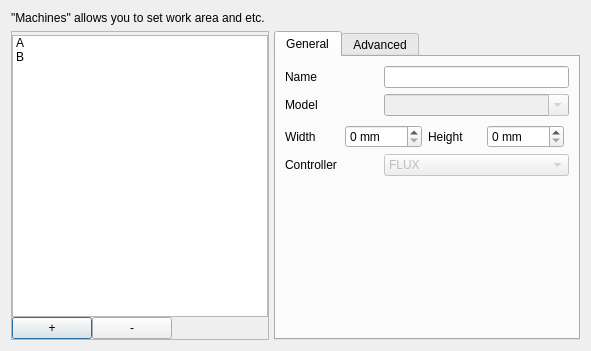
This is src/windows/machine-manager.ui in flux3dp/swiftray as Qt 5 draws it before an edit. The edited form follows.
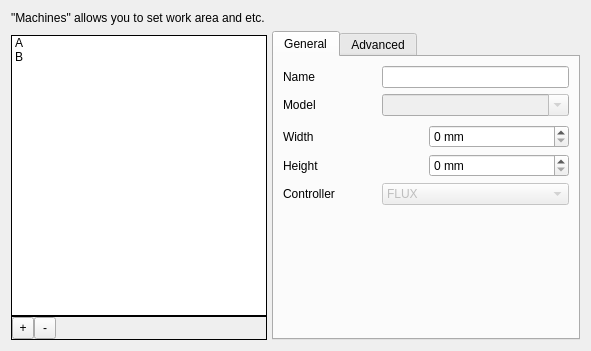
This is the edited form.

The edit to the form file:
```diff
--- a/src/windows/machine-manager.ui
+++ b/src/windows/machine-manager.ui
@@ -45,7 +45,7 @@
      <item>
       <widget class="QFrame" name="frame_2">
        <property name="frameShape">
-        <enum>QFrame::StyledPanel</enum>
+        <enum>QFrame::NoFrame</enum>
        </property>
        <property name="frameShadow">
         <enum>QFrame::Raised</enum>
@@ -58,7 +58,7 @@
          <number>0</number>
         </property>
         <property name="topMargin">
-         <number>3</number>
+         <number>4</number>
         </property>
         <property name="rightMargin">
          <number>0</number>
@@ -74,6 +74,12 @@
             <verstretch>0</verstretch>
            </sizepolicy>
           </property>
+          <property name="frameShape">
+           <enum>QFrame::Panel</enum>
+          </property>
+          <property name="frameShadow">
+           <enum>QFrame::Plain</enum>
+          </property>
           <item>
            <property name="text">
             <string>A</string>
@@ -87,14 +93,33 @@
          </widget>
         </item>
         <item>
-         <layout class="QHBoxLayout" name="horizontalLayout_3">
+         <widget class="QFrame" name="machineListControl">
+          <property name="frameShape">
+           <enum>QFrame::Panel</enum>
+          </property>
+          <layout class="QHBoxLayout" name="machineListControllayout">
+           <property name="spacing">
+            <number>0</number>
+           </property>
+           <property name="leftMargin">
+            <number>0</number>
+           </property>
           <property name="topMargin">
            <number>0</number>
           </property>
+           <property name="rightMargin">
+            <number>0</number>
+           </property>
+           <property name="bottomMargin">
+            <number>0</number>
+           </property>
           <item>
-           <widget class="QPushButton" name="addBtn">
-            <property name="focusPolicy">
-             <enum>Qt::StrongFocus</enum>
+            <widget class="QToolButton" name="addBtn">
+             <property name="minimumSize">
+              <size>
+               <width>22</width>
+               <height>22</height>
+              </size>
             </property>
             <property name="text">
              <string>+</string>
@@ -102,7 +127,13 @@
            </widget>
           </item>
           <item>
-           <widget class="QPushButton" name="removeBtn">
+            <widget class="QToolButton" name="removeBtn">
+             <property name="minimumSize">
+              <size>
+               <width>22</width>
+               <height>22</height>
+              </size>
+             </property>
             <property name="text">
              <string>-</string>
             </property>
@@ -122,6 +153,7 @@
            </spacer>
           </item>
          </layout>
+         </widget>
         </item>
        </layout>
       </widget>
@@ -145,7 +177,7 @@
          <item>
           <layout class="QHBoxLayout" name="horizontalLayout_4">
            <item>
-            <widget class="QLabel" name="label_2">
+            <widget class="QLabel" name="nameLabel">
              <property name="sizePolicy">
               <sizepolicy hsizetype="Expanding" vsizetype="Preferred">
                <horstretch>1</horstretch>
@@ -175,7 +207,7 @@
             <number>3</number>
            </property>
            <item>
-            <widget class="QLabel" name="label_5">
+            <widget class="QLabel" name="modelLabel">
              <property name="sizePolicy">
               <sizepolicy hsizetype="Expanding" vsizetype="Preferred">
                <horstretch>1</horstretch>
@@ -208,10 +240,10 @@
          <item>
           <layout class="QHBoxLayout" name="horizontalLayout_5">
            <property name="rightMargin">
-            <number>5</number>
+            <number>0</number>
            </property>
            <item>
-            <widget class="QLabel" name="label_3">
+            <widget class="QLabel" name="widthLabel">
              <property name="text">
               <string>Width</string>
              </property>
@@ -227,8 +259,15 @@
              </property>
             </widget>
            </item>
+          </layout>
+         </item>
            <item>
-            <widget class="QLabel" name="label_4">
+          <layout class="QHBoxLayout" name="horizontalLayout_3">
+           <property name="bottomMargin">
+            <number>0</number>
+           </property>
+           <item>
+            <widget class="QLabel" name="heightLabel">
              <property name="text">
               <string>Height</string>
              </property>
```
Lines whose indentation alone changed are shown as unchanged.
